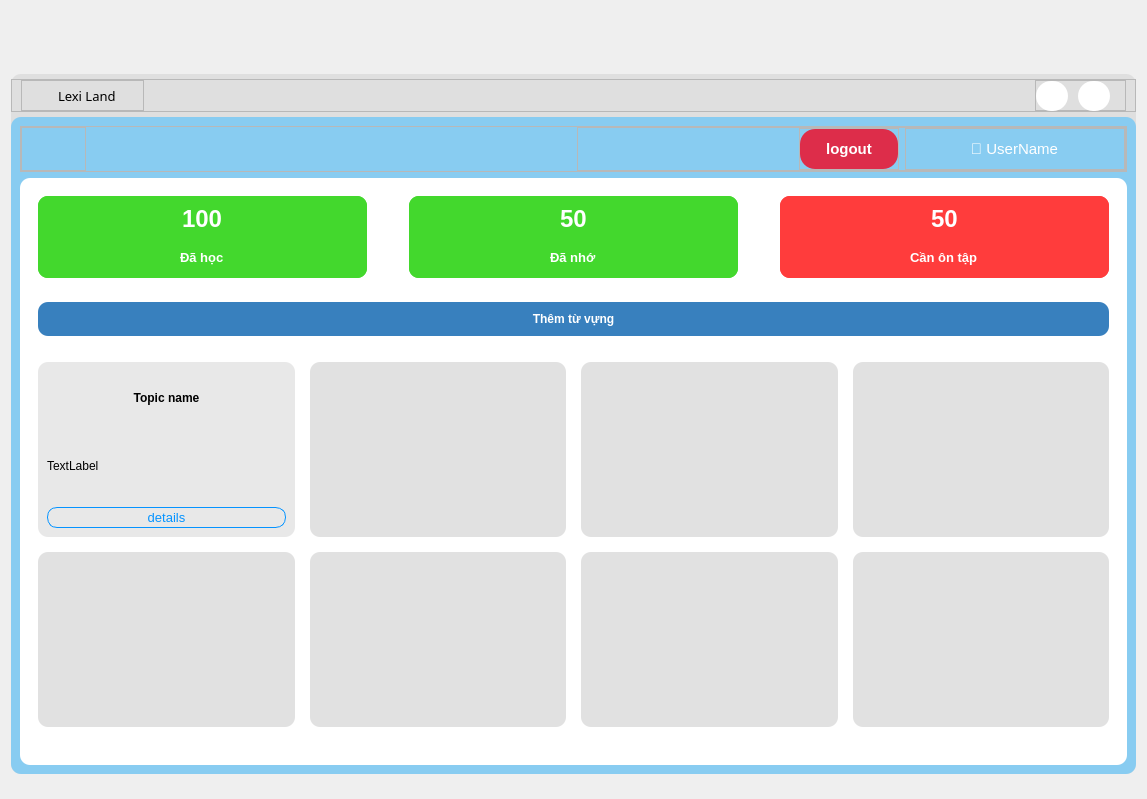
yuukun123/LexiLand, file UI/forms/vocab.ui: the form before one commit.
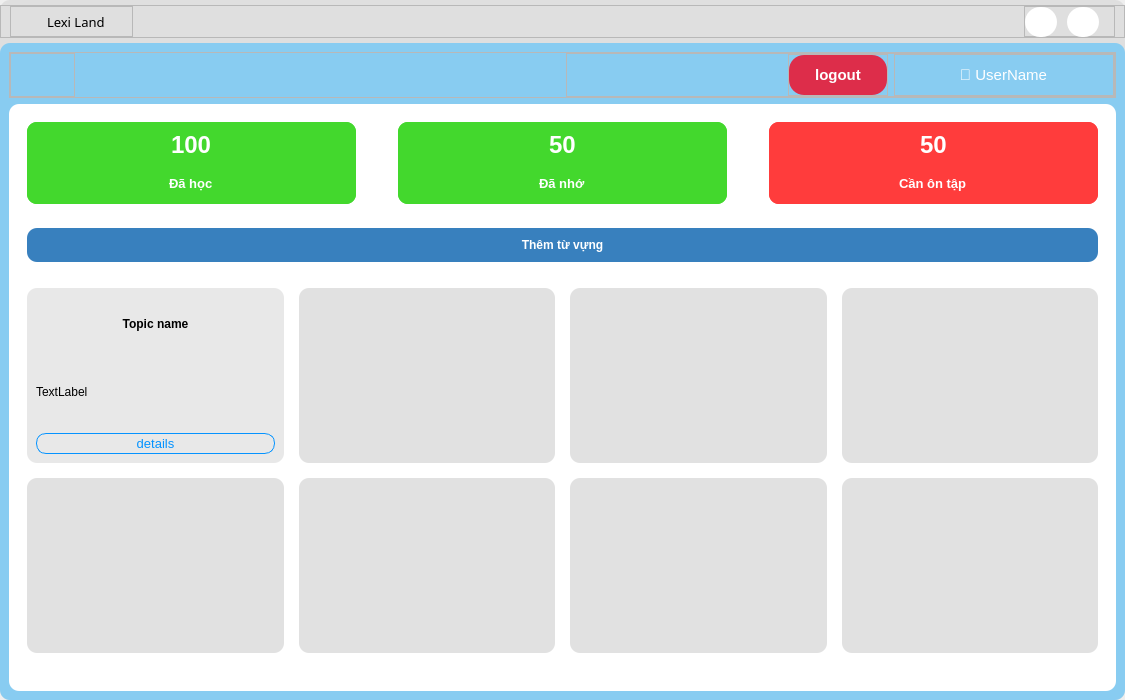
The form after the commit. Icons and pictures are not drawn.

What changed in the file:
```diff
--- a/UI/forms/vocab.ui
+++ b/UI/forms/vocab.ui
@@ -6,8 +6,8 @@
    <rect>
     <x>0</x>
     <y>0</y>
-    <width>1147</width>
-    <height>799</height>
+    <width>1125</width>
+    <height>700</height>
    </rect>
   </property>
   <property name="windowTitle">
@@ -37,8 +37,8 @@
       </property>
       <property name="maximumSize">
        <size>
-        <width>1100</width>
-        <height>650</height>
+        <width>16777215</width>
+        <height>16777215</height>
        </size>
       </property>
       <property name="styleSheet">
```
